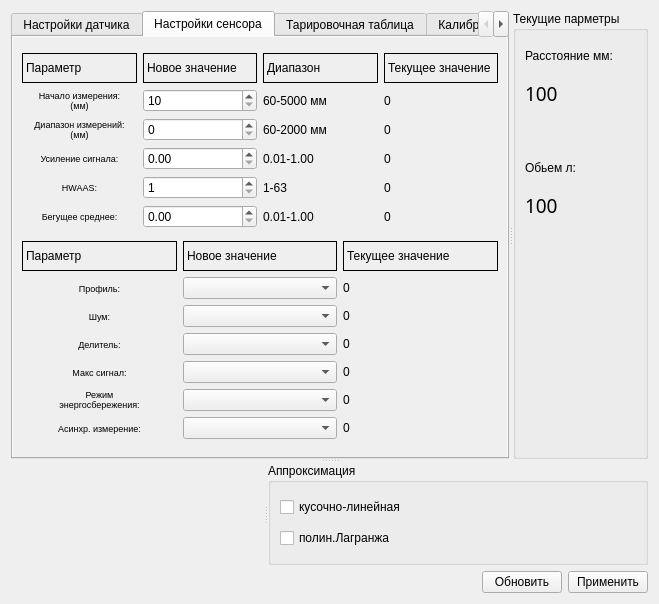
Above: mws.ui from zaitseu1994/EurosensConfig before the change. Below: the same form after it.
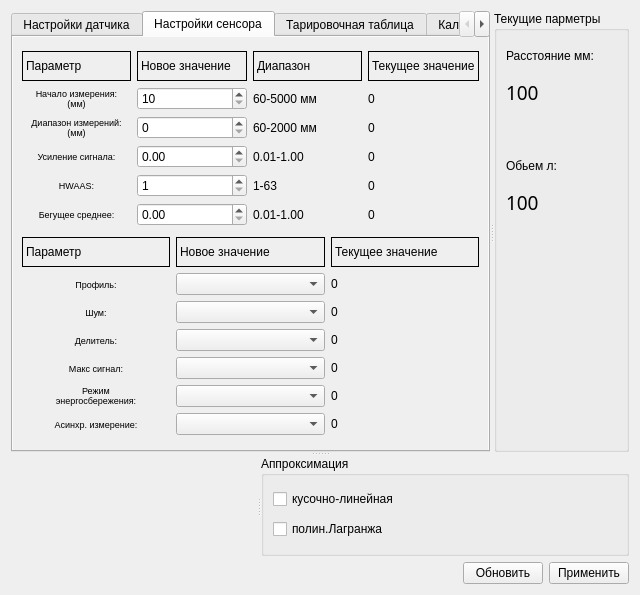
That is the form after the change. The open tabs and pages were chosen to show the change. Icons and pictures are not drawn. Custom widgets are drawn as their Qt base class.

The edit to the form file:
```diff
--- a/mws.ui
+++ b/mws.ui
@@ -6,8 +6,8 @@
    <rect>
     <x>0</x>
     <y>0</y>
-    <width>659</width>
-    <height>604</height>
+    <width>640</width>
+    <height>595</height>
    </rect>
   </property>
   <property name="windowTitle">
@@ -471,8 +471,8 @@
                <rect>
                 <x>0</x>
                 <y>0</y>
-                <width>504</width>
-                <height>421</height>
+                <width>485</width>
+                <height>414</height>
                </rect>
               </property>
               <layout class="QGridLayout" name="gridLayout_12">
```
Left out of the diff: 50 changed lines with no effect on the pictures.
